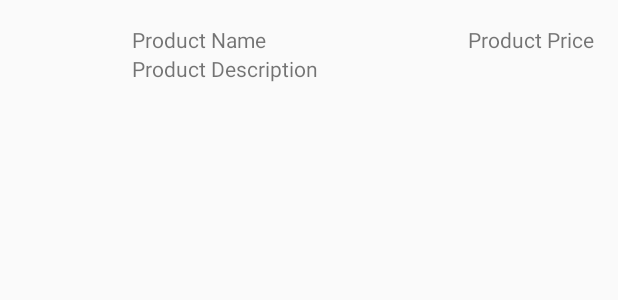
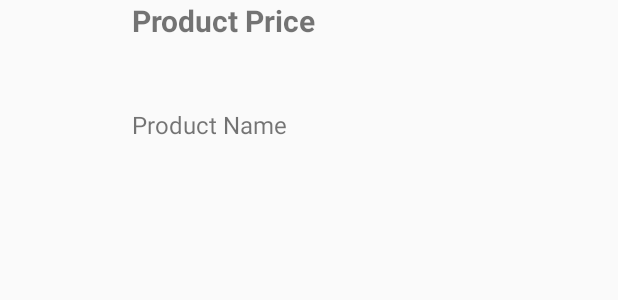
Before and after one commit to recheej/WalmartProducts, an Android app: the layout product_list_item.xml on its own in the app's theme, with its tools: preview values and no code run, on a phone screen of 412 x 824 dp. Shown: the top 300 px of the screen. Run offline under Robolectric (Android 15) with nearby library versions, the phone set to English and light mode, and no system bars.

Commit message:
Made the UI look a bit better.

```diff
--- a/app/src/main/java/com/example/rechee/walmartproducts/mainScreen/MainActivity.java
+++ b/app/src/main/java/com/example/rechee/walmartproducts/mainScreen/MainActivity.java
@@ -5,6 +5,7 @@ import android.arch.lifecycle.ViewModelProviders;
 import android.support.annotation.Nullable;
 import android.support.v7.app.AppCompatActivity;
 import android.os.Bundle;
+import android.support.v7.widget.DividerItemDecoration;
 import android.support.v7.widget.LinearLayoutCompat;
 import android.support.v7.widget.LinearLayoutManager;
 import android.support.v7.widget.RecyclerView;
@@ -55,6 +56,10 @@ public class MainActivity extends AppCompatActivity {
         layoutManager = new LinearLayoutManager(this);
         productRecyclerView.setLayoutManager(layoutManager);
 
+        DividerItemDecoration dividerItemDecoration = new DividerItemDecoration(productRecyclerView.getContext(),
+                layoutManager.getOrientation());
+        productRecyclerView.addItemDecoration(dividerItemDecoration);
+
         viewModel = ViewModelProviders.of(this, viewModelFactory).get(ProductListViewModel.class);
         viewModel.getProducts(1).observe(this, new Observer<List<Product>>() {
             @Override
--- a/app/src/main/java/com/example/rechee/walmartproducts/mainScreen/ProductListAdapter.java
+++ b/app/src/main/java/com/example/rechee/walmartproducts/mainScreen/ProductListAdapter.java
@@ -20,7 +20,6 @@ public class ProductListAdapter extends RecyclerView.Adapter<ProductListAdapter.
         ImageView productImageView;
         TextView textViewProductName;
         TextView textViewProductPrice;
-        TextView textViewProductDescription;
         TextView textViewOutOfStock;
 
         ViewHolder(View itemView) {
@@ -29,7 +28,6 @@ public class ProductListAdapter extends RecyclerView.Adapter<ProductListAdapter.
             productImageView = itemView.findViewById(R.id.imageView_product);
             textViewProductName = itemView.findViewById(R.id.textView_productName);
             textViewProductPrice = itemView.findViewById(R.id.textView_productPrice);
-            textViewProductDescription = itemView.findViewById(R.id.textView_productDescription);
             textViewOutOfStock = itemView.findViewById(R.id.textView_outOfStock);
         }
     }
@@ -55,7 +53,6 @@ public class ProductListAdapter extends RecyclerView.Adapter<ProductListAdapter.
 
         //TODO: image
         holder.textViewProductName.setText(product.getProductName());
-        holder.textViewProductDescription.setText(product.getLongDescription());
         holder.textViewProductPrice.setText(product.getPrice()); //TODO: formatting?
 
         if(!product.getInStock()){
--- a/app/src/main/res/layout/product_list_item.xml
+++ b/app/src/main/res/layout/product_list_item.xml
@@ -1,55 +1,48 @@
 <?xml version="1.0" encoding="utf-8"?>
 <LinearLayout xmlns:android="http://schemas.android.com/apk/res/android"
-    android:orientation="horizontal" android:layout_width="match_parent"
-    android:layout_height="72dp">
+    android:layout_width="match_parent"
+    android:layout_height="144dp"
+    android:orientation="horizontal">
 
     <ImageView
         android:id="@+id/imageView_product"
         android:layout_width="wrap_content"
         android:layout_height="match_parent"
+        android:layout_gravity="center_vertical"
         android:contentDescription="@string/product_image"
-        android:layout_gravity="center_vertical"
-        android:paddingStart="16dp"/>
+        android:paddingStart="16dp" />
 
-    <RelativeLayout
+    <LinearLayout
         android:layout_width="match_parent"
-        android:layout_height="wrap_content"
+        android:layout_height="match_parent"
         android:layout_gravity="center_vertical"
         android:layout_marginStart="72dp"
-        android:paddingEnd="16dp">
+        android:orientation="vertical">
+
+        <TextView
+            android:id="@+id/textView_productPrice"
+            android:layout_width="match_parent"
+            android:layout_height="0dp"
+            android:layout_weight="1"
+            android:text="Product Price"
+            android:textSize="20sp"
+            android:textStyle="bold" />
 
         <TextView
             android:id="@+id/textView_productName"
-            android:layout_width="wrap_content"
-            android:layout_height="wrap_content"
-            android:text="Product Name"/>
-
-        <TextView
-            android:id="@+id/textView_productPrice"
-            android:layout_width="wrap_content"
-            android:layout_height="wrap_content"
-            android:text="Product Price"
-            android:layout_alignBaseline="@+id/textView_productName"
-            android:layout_alignParentEnd="true"/>
-
-        <TextView
-            android:id="@+id/textView_productDescription"
-            android:layout_width="wrap_content"
-            android:layout_height="wrap_content"
-            android:text="Product Description"
-            android:layout_below="@+id/textView_productName"
-            android:layout_alignStart="@+id/textView_productName"/>
+            android:layout_width="match_parent"
+            android:layout_height="0dp"
+            android:layout_weight="1"
+            android:text="Product Name"
+            android:textSize="16sp" />
 
         <TextView
             android:id="@+id/textView_outOfStock"
-            android:layout_width="wrap_content"
+            android:layout_width="match_parent"
             android:layout_height="wrap_content"
-            android:layout_alignBaseline="@+id/textView_productDescription"
-            android:layout_alignParentEnd="true"
-            android:layout_marginEnd="296dp"
             android:text="@string/out_of_stock"
             android:visibility="gone" />
 
-    </RelativeLayout>
+    </LinearLayout>
 
 </LinearLayout>
```
